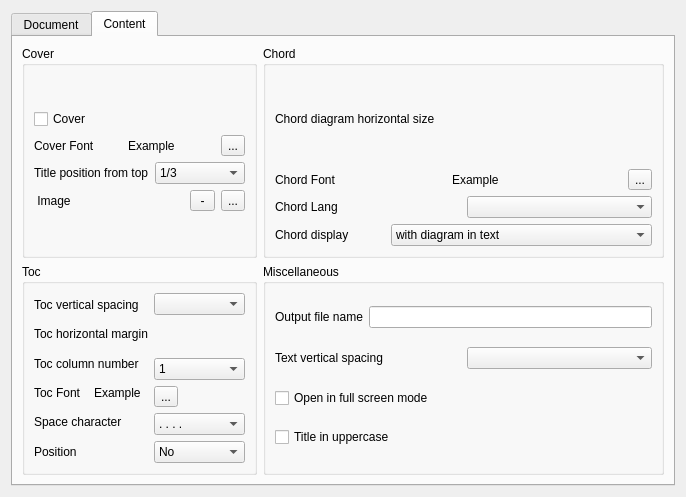
This is chordv/src/formconfig.ui in jpcima/chordv as Qt 5 draws it before an edit. The edited form follows.
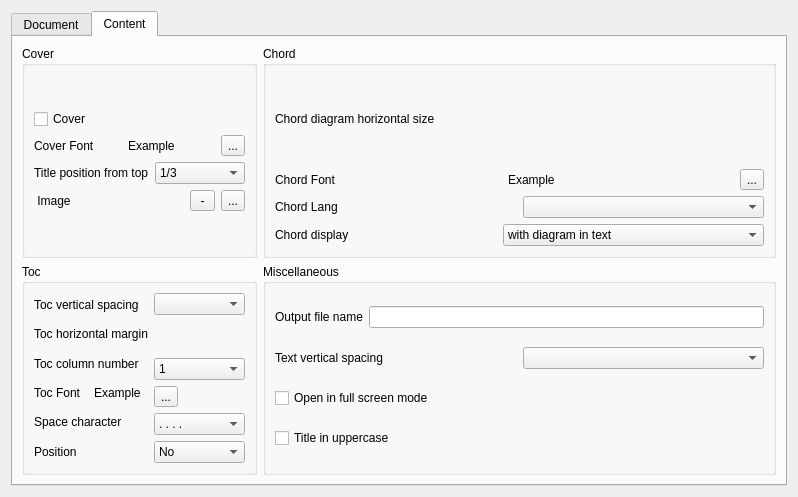
This is the edited form. Icons and pictures are not drawn. Custom widgets are drawn as their Qt base class.

Diff of the .ui file:
```diff
--- a/chordv/src/formconfig.ui
+++ b/chordv/src/formconfig.ui
@@ -6,7 +6,7 @@
    <rect>
     <x>0</x>
     <y>0</y>
-    <width>686</width>
+    <width>798</width>
     <height>497</height>
    </rect>
   </property>
@@ -835,7 +835,7 @@
              <property name="title">
               <string>Miscellaneous</string>
              </property>
-             <layout class="QHBoxLayout" name="horizontalLayout_2">
+             <layout class="QHBoxLayout" name="horizontalLayout_31">
               <item>
                <layout class="QVBoxLayout" name="verticalLayout_8">
                 <item>
@@ -874,12 +874,46 @@
                  </widget>
                 </item>
                 <item>
+                 <layout class="QHBoxLayout" name="horizontalLayout_2">
+                  <item>
                  <widget class="QCheckBox" name="checkBoxTitleInUppercase">
                   <property name="text">
                    <string>Title in uppercase</string>
                   </property>
                  </widget>
                 </item>
+                  <item>
+                   <spacer name="horizontalSpacer">
+                    <property name="orientation">
+                     <enum>Qt::Horizontal</enum>
+                    </property>
+                    <property name="sizeHint" stdset="0">
+                     <size>
+                      <width>40</width>
+                      <height>20</height>
+                     </size>
+                    </property>
+                   </spacer>
+                  </item>
+                  <item>
+                   <widget class="QPushButton" name="pushButtonSetAsDefault2">
+                    <property name="toolTip">
+                     <string>Save this as default</string>
+                    </property>
+                    <property name="text">
+                     <string/>
+                    </property>
+                    <property name="icon">
+                     <iconset resource="../Resources/resources.qrc">
+                      <normaloff>:/Image/Images/settings.png</normaloff>:/Image/Images/settings.png</iconset>
+                    </property>
+                    <property name="flat">
+                     <bool>true</bool>
+                    </property>
+                   </widget>
+                  </item>
+                 </layout>
+                </item>
                </layout>
               </item>
              </layout>
```
Left out of the diff: 47 changed lines with no effect on the pictures. Lines whose indentation alone changed are shown as unchanged.
